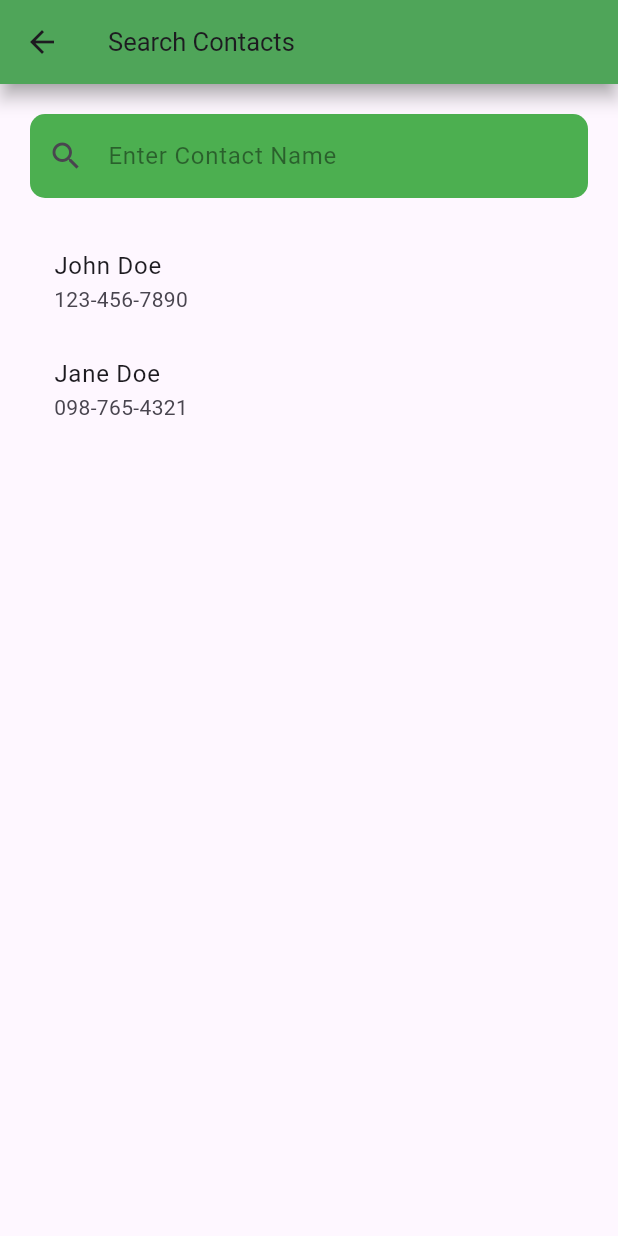
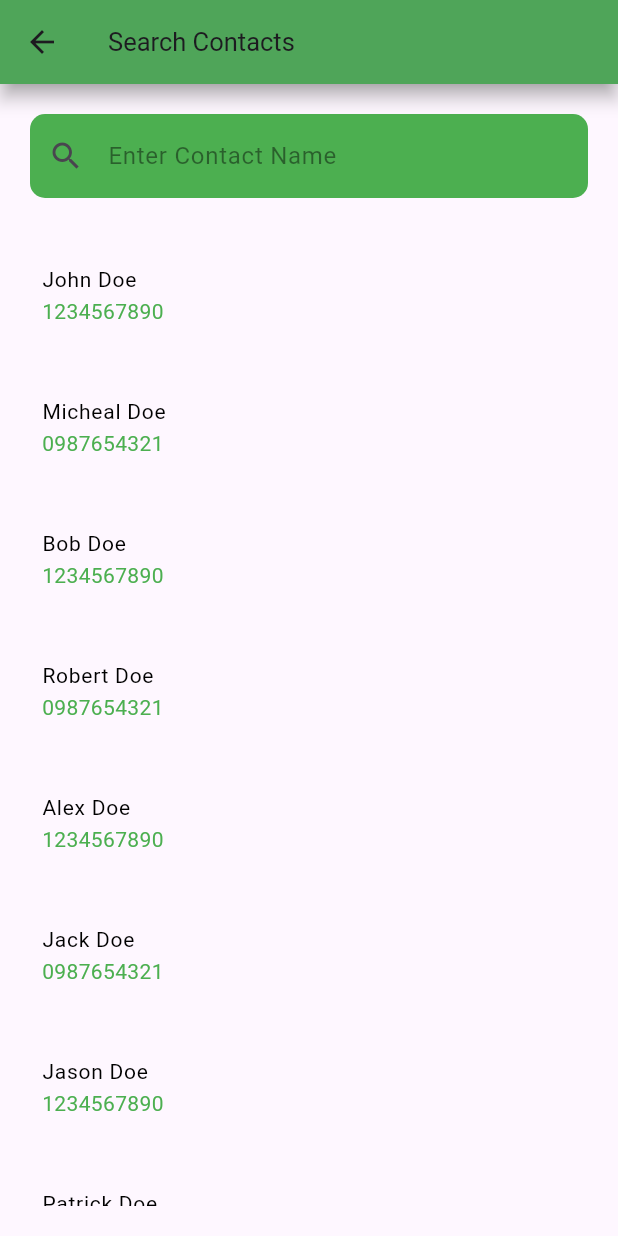
Before and after one commit to AsifulAhsan/FlutterContactApp, a Flutter app: the DialPage screen opened directly, on a phone screen of 412 x 824 dp. Run offline on Flutter 3.47's test engine with Material 3 defaults, Android fonts, the phone set to English and light mode, and no system bars.

```diff
--- a/lib/screens/contact_page.dart
+++ b/lib/screens/contact_page.dart
@@ -12,8 +12,14 @@ class ContactPage extends StatefulWidget {
 
 class _ContactPageState extends State<ContactPage> {
   final List<Contact> contacts = [
-    const Contact(name: 'John Doe', phoneNum: '123-456-7890'),
-    const Contact(name: 'Jane Doe', phoneNum: '098-765-4321'),
+    const Contact(name: "John Doe", phoneNum: "1234567890"),
+    const Contact(name: "Micheal Doe", phoneNum: "0987654321"),
+    const Contact(name: "Bob Doe", phoneNum: "1234567890"),
+    const Contact(name: "Robert Doe", phoneNum: "0987654321"),
+    const Contact(name: "Alex Doe", phoneNum: "1234567890"),
+    const Contact(name: "Jack Doe", phoneNum: "0987654321"),
+    const Contact(name: "Jason Doe", phoneNum: "1234567890"),
+    const Contact(name: "Patrick Doe", phoneNum: "0987654321"),
   ];
 
   Future<void> _navigateToAddContactScreen(BuildContext context) async {
--- a/lib/screens/dial_page.dart
+++ b/lib/screens/dial_page.dart
@@ -10,8 +10,14 @@ class DialPage extends StatefulWidget {
 
 class _DialPageState extends State<DialPage> {
   static List<Contact> contacts = [
-    const Contact(name: 'John Doe', phoneNum: '123-456-7890'),
-    const Contact(name: 'Jane Doe', phoneNum: '098-765-4321'),
+    const Contact(name: "John Doe", phoneNum: "1234567890"),
+    const Contact(name: "Micheal Doe", phoneNum: "0987654321"),
+    const Contact(name: "Bob Doe", phoneNum: "1234567890"),
+    const Contact(name: "Robert Doe", phoneNum: "0987654321"),
+    const Contact(name: "Alex Doe", phoneNum: "1234567890"),
+    const Contact(name: "Jack Doe", phoneNum: "0987654321"),
+    const Contact(name: "Jason Doe", phoneNum: "1234567890"),
+    const Contact(name: "Patrick Doe", phoneNum: "0987654321"),
   ];
 
   List<Contact> displayList = List.from(contacts);
@@ -69,11 +75,20 @@ class _DialPageState extends State<DialPage> {
                   : ListView.builder(
                       itemCount: displayList.length,
                       itemBuilder: (context, index) => ListTile(
+                        contentPadding: const EdgeInsets.all(8),
                         title: Text(
                           displayList[index].name,
+                          style: const TextStyle(
+                            color: Colors.black,
+                            fontSize: 14,
+                          ),
                         ),
                         subtitle: Text(
                           displayList[index].phoneNum,
+                          style: const TextStyle(
+                            color: Colors.green,
+                            fontSize: 14,
+                          ),
                         ),
                       ),
                     ),
```
